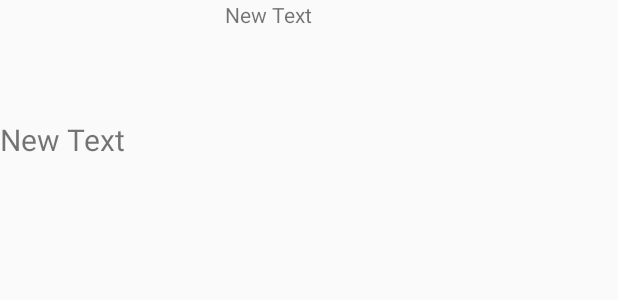
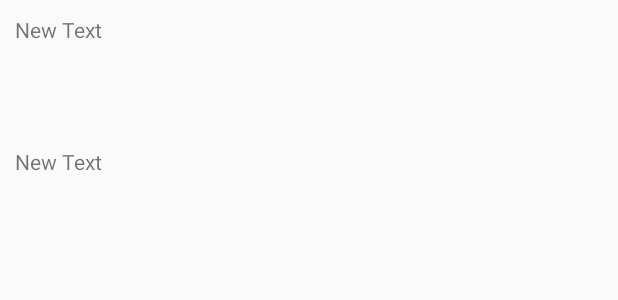
Before and after one commit to andreacornaglia/InstaPop, an Android app: the layout item_photo.xml on its own in the app's theme, with its tools: preview values and no code run, on a phone screen of 412 x 824 dp. Shown: the top 300 px of the screen. Run offline under Robolectric (Android 15) with nearby library versions, the phone set to English and light mode, and no system bars.

Commit message:
updates on layout + add user & likes

```diff
--- a/app/src/main/java/com/example/oliveiras/instapop/InstagramPhotosAdapter.java
+++ b/app/src/main/java/com/example/oliveiras/instapop/InstagramPhotosAdapter.java
@@ -33,9 +33,13 @@ public class InstagramPhotosAdapter extends ArrayAdapter<InstagramPhoto> {
         }
         //look up the views for populating the data (image, caption)
         TextView tvCaption = (TextView) convertView.findViewById(R.id.tvCaption);
+        TextView tvUsername = (TextView) convertView.findViewById(R.id.tvUsername);
+        TextView tvLikes = (TextView) convertView.findViewById(R.id.tvLikes);
         ImageView ivPhoto = (ImageView) convertView.findViewById(R.id.ivPhoto);
         //Insert the model data into each of the views
         tvCaption.setText(photo.caption);
+        tvUsername.setText(photo.username);
+        tvLikes.setText(Integer.toString(photo.likesCount));
         //Clear out the imageView
         ivPhoto.setImageResource(0);
         // Insert the image using Picasso
--- a/app/src/main/res/layout/activity_photos.xml
+++ b/app/src/main/res/layout/activity_photos.xml
@@ -1,9 +1,6 @@
 <RelativeLayout xmlns:android="http://schemas.android.com/apk/res/android"
     xmlns:tools="http://schemas.android.com/tools" android:layout_width="match_parent"
-    android:layout_height="match_parent" android:paddingLeft="@dimen/activity_horizontal_margin"
-    android:paddingRight="@dimen/activity_horizontal_margin"
-    android:paddingTop="@dimen/activity_vertical_margin"
-    android:paddingBottom="@dimen/activity_vertical_margin" tools:context=".PhotosActivity">
+    android:layout_height="match_parent" tools:context=".PhotosActivity">
 
     <ListView
         android:layout_width="wrap_content"
--- a/app/src/main/res/layout/item_photo.xml
+++ b/app/src/main/res/layout/item_photo.xml
@@ -8,29 +8,50 @@
         android:text="New Text"
         android:id="@+id/tvUsername"
         android:layout_alignParentTop="true"
-        android:layout_alignParentRight="true"
-        android:layout_marginRight="204dp"
-        android:layout_marginEnd="204dp" />
+        android:layout_alignParentLeft="true"
+        android:layout_marginBottom="10dp"
+        android:layout_marginTop="10dp"
+        android:layout_marginLeft="10dp"/>
 
     <ImageView
         android:layout_width="wrap_content"
         android:layout_height="wrap_content"
         android:id="@+id/ivPhoto"
         android:layout_below="@+id/tvUsername"
-        android:minHeight="60dp"
+        android:layout_alignParentLeft="true"
+        android:layout_alignParentStart="true"
         android:layout_alignParentRight="true"
-        android:layout_alignParentEnd="true" />
+        android:layout_alignParentEnd="true"
+        android:layout_marginBottom="10dp"
+        android:adjustViewBounds="true"
+        android:scaleType="fitXY"/>
+    <TextView
+        android:layout_width="wrap_content"
+        android:layout_height="wrap_content"
+        android:inputType="number"
+        android:ems="10"
+        android:id="@+id/tvLikes"
+        android:textSize="13sp"
+        android:layout_below="@+id/ivPhoto"
+        android:layout_alignParentLeft="true"
+        android:layout_alignParentStart="true"
+        android:layout_marginBottom="10dp"
+        android:layout_marginTop="10dp"
+        android:layout_marginLeft="10dp"/>
 
     <TextView
         android:layout_width="wrap_content"
         android:layout_height="wrap_content"
         android:text="New Text"
         android:id="@+id/tvCaption"
-        android:textSize="20sp"
+        android:textSize="14sp"
         android:maxLines="3"
         android:ellipsize="end"
-        android:layout_below="@+id/ivPhoto"
+        android:layout_below="@+id/tvLikes"
         android:layout_alignParentLeft="true"
-        android:layout_alignParentStart="true" />
+        android:layout_alignParentStart="true"
+        android:layout_marginBottom="10dp"
+        android:layout_marginTop="10dp"
+        android:layout_marginLeft="10dp"/>
 
 </RelativeLayout>
```
